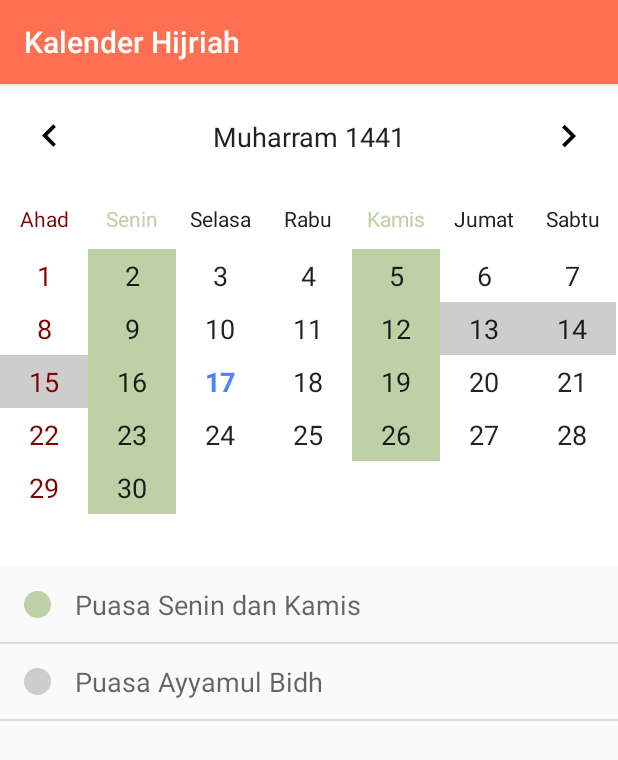
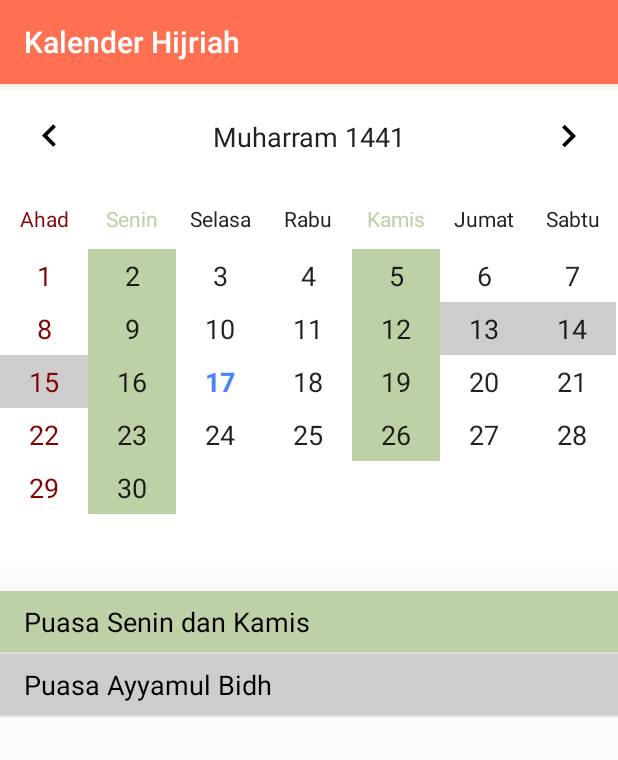
Before and after one commit to alfirqotunnajiyah-com/androidafn, an Android app: the CalendarActivity screen opened directly, with no data from a screen before it, on a phone screen of 412 x 824 dp. Shown: the top 760 px of the screen. Run offline under Robolectric (Android 15) with nearby library versions, the phone set to English and light mode, and no system bars.

Commit message:
feat(calendar): change style list puasa

```diff
--- a/app/src/main/java/com/afn/afnapp/widget/ListAdapter.java
+++ b/app/src/main/java/com/afn/afnapp/widget/ListAdapter.java
@@ -1,14 +1,10 @@
 package com.afn.afnapp.widget;
 
 import android.content.Context;
-import android.graphics.drawable.Drawable;
-import android.support.v4.graphics.drawable.DrawableCompat;
-import android.support.v7.content.res.AppCompatResources;
 import android.view.LayoutInflater;
 import android.view.View;
 import android.view.ViewGroup;
 import android.widget.ArrayAdapter;
-import android.widget.ImageView;
 import android.widget.TextView;
 
 import com.afn.afnapp.R;
@@ -34,14 +30,9 @@ public class ListAdapter extends ArrayAdapter<String> {
         View rowView = inflater.inflate(R.layout.item_puasa, null,true);
 
         TextView contentText = (TextView) rowView.findViewById(R.id.textView);
-        ImageView imageView = (ImageView) rowView.findViewById(R.id.imageView);
-
-        Drawable unwrappedDrawable = AppCompatResources.getDrawable(context, R.drawable.circle_shape);
-        Drawable wrappedDrawable = DrawableCompat.wrap(unwrappedDrawable);
-        DrawableCompat.setTint(wrappedDrawable, context.getResources().getColor(color.get(position)));
 
         contentText.setText(content.get(position));
-        imageView.setImageDrawable(wrappedDrawable);
+        rowView.setBackgroundColor(context.getResources().getColor(color.get(position)));
 
         return rowView;
     }
--- a/app/src/main/res/layout/activity_calendar.xml
+++ b/app/src/main/res/layout/activity_calendar.xml
@@ -27,7 +27,8 @@
     <android.support.v4.widget.SwipeRefreshLayout
         android:id="@+id/srl"
         android:layout_width="match_parent"
-        android:layout_height="wrap_content">
+        android:layout_height="wrap_content"
+        android:layout_marginTop="@dimen/activity_vertical_margin">
 
         <ListView
             android:id="@+id/lvPuasa"
--- a/app/src/main/res/layout/item_puasa.xml
+++ b/app/src/main/res/layout/item_puasa.xml
@@ -1,36 +1,19 @@
 <?xml version="1.0" encoding="utf-8"?>
-<android.support.constraint.ConstraintLayout xmlns:android="http://schemas.android.com/apk/res/android"
-    xmlns:app="http://schemas.android.com/apk/res-auto"
+<LinearLayout xmlns:android="http://schemas.android.com/apk/res/android"
+    xmlns:tools="http://schemas.android.com/tools"
     android:layout_width="match_parent"
     android:layout_height="wrap_content">
-
-    <ImageView
-        android:id="@+id/imageView"
-        android:layout_width="wrap_content"
-        android:layout_height="wrap_content"
-        android:layout_marginStart="16dp"
-        android:layout_marginLeft="16dp"
-        android:layout_marginTop="16dp"
-        android:layout_marginBottom="16dp"
-        android:src="@drawable/circle_shape"
-        app:layout_constraintBottom_toBottomOf="parent"
-        app:layout_constraintStart_toStartOf="parent"
-        app:layout_constraintTop_toTopOf="parent" />
 
     <TextView
         android:id="@+id/textView"
         style="@style/TextAppearance.AppCompat.Medium"
-        android:layout_width="0dp"
-        android:layout_height="0dp"
+        android:textColor="@color/black"
+        android:layout_width="match_parent"
+        android:layout_height="wrap_content"
         android:layout_marginStart="16dp"
         android:layout_marginTop="8dp"
         android:layout_marginEnd="16dp"
         android:layout_marginBottom="8dp"
-        android:gravity="center_vertical"
-        android:text="Puasa"
-        app:layout_constraintBottom_toBottomOf="parent"
-        app:layout_constraintEnd_toEndOf="parent"
-        app:layout_constraintStart_toEndOf="@+id/imageView"
-        app:layout_constraintTop_toTopOf="parent" />
+        tools:text="Puasa" />
 
-</android.support.constraint.ConstraintLayout>
+</LinearLayout>
```
